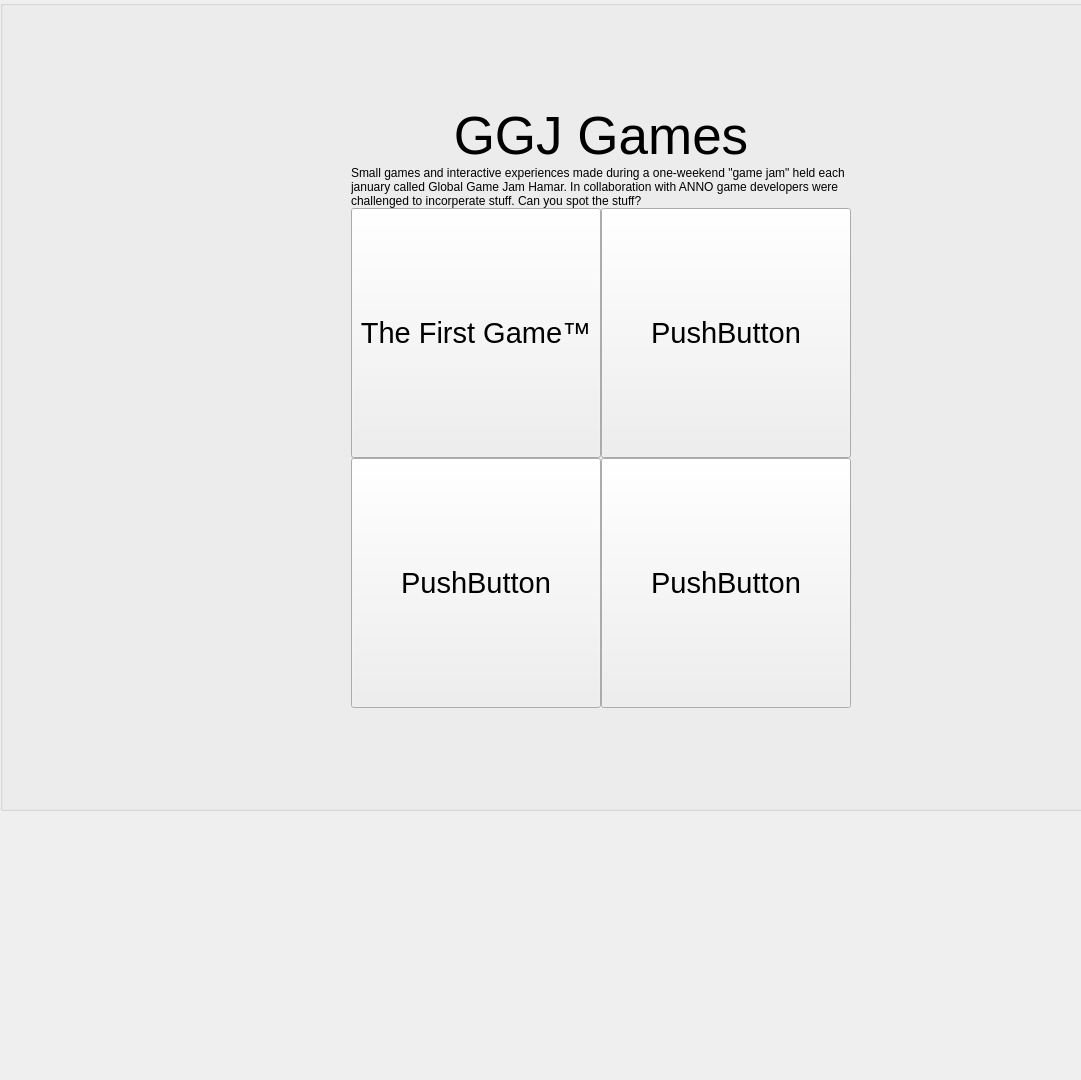
The window that widget.ui (AnetteRana/ExhibitLauncher) describes before a commit, drawn with Qt 5.
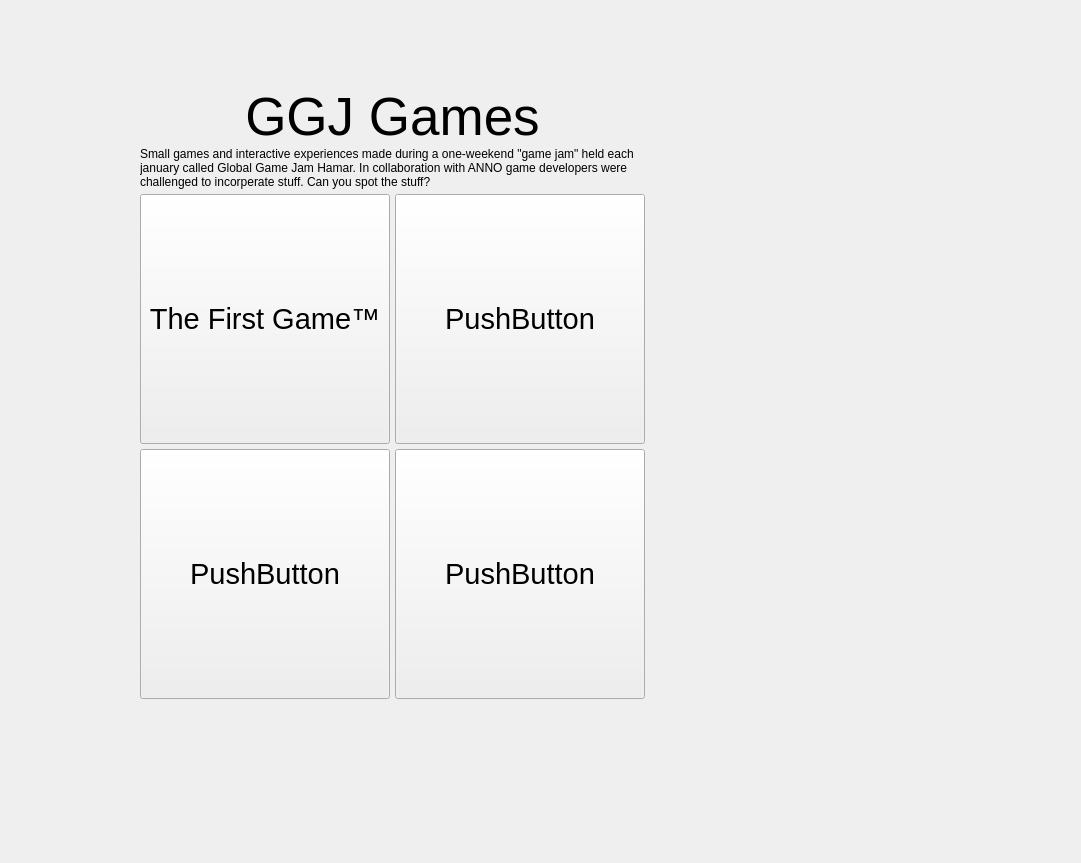
The same window after the commit.

Commit message: ui adjustment, but not centered yet

```diff
--- a/widget.ui
+++ b/widget.ui
@@ -7,7 +7,7 @@
     <x>0</x>
     <y>0</y>
     <width>1081</width>
-    <height>1080</height>
+    <height>863</height>
    </rect>
   </property>
   <property name="sizePolicy">
@@ -22,66 +22,33 @@
   <property name="layoutDirection">
    <enum>Qt::LayoutDirection::LeftToRight</enum>
   </property>
-  <widget class="QGroupBox" name="horizontalLayout_andGroupBox">
-   <property name="enabled">
-    <bool>true</bool>
-   </property>
+  <widget class="QWidget" name="horizontalLayoutWidget">
    <property name="geometry">
     <rect>
-     <x>0</x>
-     <y>0</y>
-     <width>1201</width>
-     <height>811</height>
+     <x>10</x>
+     <y>10</y>
+     <width>766</width>
+     <height>771</height>
     </rect>
    </property>
-   <property name="sizePolicy">
-    <sizepolicy hsizetype="Preferred" vsizetype="Preferred">
-     <horstretch>0</horstretch>
-     <verstretch>0</verstretch>
-    </sizepolicy>
-   </property>
-   <property name="minimumSize">
-    <size>
-     <width>100</width>
-     <height>100</height>
-    </size>
-   </property>
-   <property name="maximumSize">
-    <size>
-     <width>16777215</width>
-     <height>16777215</height>
-    </size>
-   </property>
-   <property name="layoutDirection">
-    <enum>Qt::LayoutDirection::LeftToRight</enum>
-   </property>
-   <property name="alignment">
-    <set>Qt::AlignmentFlag::AlignCenter</set>
-   </property>
-   <layout class="QHBoxLayout" name="horizontalLayout_3">
+   <layout class="QHBoxLayout" name="horizontalLayout">
     <property name="spacing">
      <number>0</number>
     </property>
     <property name="sizeConstraint">
-     <enum>QLayout::SizeConstraint::SetMaximumSize</enum>
-    </property>
-    <property name="leftMargin">
-     <number>0</number>
-    </property>
-    <property name="topMargin">
-     <number>0</number>
+     <enum>QLayout::SizeConstraint::SetDefaultConstraint</enum>
     </property>
     <property name="rightMargin">
      <number>0</number>
     </property>
-    <property name="bottomMargin">
-     <number>0</number>
-    </property>
     <item>
      <spacer name="horizontalSpacer_left">
       <property name="orientation">
        <enum>Qt::Orientation::Horizontal</enum>
       </property>
+      <property name="sizeType">
+       <enum>QSizePolicy::Policy::Maximum</enum>
+      </property>
       <property name="sizeHint" stdset="0">
        <size>
         <width>40</width>
@@ -92,6 +59,9 @@
     </item>
     <item>
      <layout class="QVBoxLayout" name="verticalLayout_box">
+      <property name="spacing">
+       <number>0</number>
+      </property>
       <item>
        <spacer name="verticalSpacer_top">
         <property name="orientation">
@@ -134,8 +104,83 @@
        </widget>
       </item>
       <item>
-       <layout class="QHBoxLayout" name="horizontalLayout_top">
-        <item>
+       <layout class="QGridLayout" name="gridLayout" columnminimumwidth="0,0,0">
+        <property name="leftMargin">
+         <number>0</number>
+        </property>
+        <property name="topMargin">
+         <number>5</number>
+        </property>
+        <property name="rightMargin">
+         <number>0</number>
+        </property>
+        <property name="bottomMargin">
+         <number>5</number>
+        </property>
+        <property name="spacing">
+         <number>5</number>
+        </property>
+        <item row="1" column="1">
+         <widget class="QPushButton" name="pushButton_4">
+          <property name="sizePolicy">
+           <sizepolicy hsizetype="Fixed" vsizetype="Fixed">
+            <horstretch>0</horstretch>
+            <verstretch>0</verstretch>
+           </sizepolicy>
+          </property>
+          <property name="minimumSize">
+           <size>
+            <width>250</width>
+            <height>250</height>
+           </size>
+          </property>
+          <property name="maximumSize">
+           <size>
+            <width>250</width>
+            <height>250</height>
+           </size>
+          </property>
+          <property name="font">
+           <font>
+            <pointsize>22</pointsize>
+           </font>
+          </property>
+          <property name="text">
+           <string>PushButton</string>
+          </property>
+         </widget>
+        </item>
+        <item row="1" column="0">
+         <widget class="QPushButton" name="pushButton_3">
+          <property name="sizePolicy">
+           <sizepolicy hsizetype="Fixed" vsizetype="Fixed">
+            <horstretch>0</horstretch>
+            <verstretch>0</verstretch>
+           </sizepolicy>
+          </property>
+          <property name="minimumSize">
+           <size>
+            <width>250</width>
+            <height>250</height>
+           </size>
+          </property>
+          <property name="maximumSize">
+           <size>
+            <width>250</width>
+            <height>250</height>
+           </size>
+          </property>
+          <property name="font">
+           <font>
+            <pointsize>22</pointsize>
+           </font>
+          </property>
+          <property name="text">
+           <string>PushButton</string>
+          </property>
+         </widget>
+        </item>
+        <item row="0" column="0">
          <widget class="QPushButton" name="pushButton_1">
           <property name="sizePolicy">
            <sizepolicy hsizetype="Fixed" vsizetype="Fixed">
@@ -165,7 +210,7 @@
           </property>
          </widget>
         </item>
-        <item>
+        <item row="0" column="1">
          <widget class="QPushButton" name="pushButton_2">
           <property name="sizePolicy">
            <sizepolicy hsizetype="Fixed" vsizetype="Fixed">
@@ -198,71 +243,7 @@
        </layout>
       </item>
       <item>
-       <layout class="QHBoxLayout" name="horizontalLayout_bottom">
-        <item>
-         <widget class="QPushButton" name="pushButton_3">
-          <property name="sizePolicy">
-           <sizepolicy hsizetype="Fixed" vsizetype="Fixed">
-            <horstretch>0</horstretch>
-            <verstretch>0</verstretch>
-           </sizepolicy>
-          </property>
-          <property name="minimumSize">
-           <size>
-            <width>250</width>
-            <height>250</height>
-           </size>
-          </property>
-          <property name="maximumSize">
-           <size>
-            <width>250</width>
-            <height>250</height>
-           </size>
-          </property>
-          <property name="font">
-           <font>
-            <pointsize>22</pointsize>
-           </font>
-          </property>
-          <property name="text">
-           <string>PushButton</string>
-          </property>
-         </widget>
-        </item>
-        <item>
-         <widget class="QPushButton" name="pushButton_4">
-          <property name="sizePolicy">
-           <sizepolicy hsizetype="Fixed" vsizetype="Fixed">
-            <horstretch>0</horstretch>
-            <verstretch>0</verstretch>
-           </sizepolicy>
-          </property>
-          <property name="minimumSize">
-           <size>
-            <width>250</width>
-            <height>250</height>
-           </size>
-          </property>
-          <property name="maximumSize">
-           <size>
-            <width>250</width>
-            <height>250</height>
-           </size>
-          </property>
-          <property name="font">
-           <font>
-            <pointsize>22</pointsize>
-           </font>
-          </property>
-          <property name="text">
-           <string>PushButton</string>
-          </property>
-         </widget>
-        </item>
-       </layout>
-      </item>
-      <item>
-       <spacer name="verticalSpacer">
+       <spacer name="verticalSpacer_bottom">
         <property name="orientation">
          <enum>Qt::Orientation::Vertical</enum>
         </property>
@@ -281,6 +262,9 @@
       <property name="orientation">
        <enum>Qt::Orientation::Horizontal</enum>
       </property>
+      <property name="sizeType">
+       <enum>QSizePolicy::Policy::Maximum</enum>
+      </property>
       <property name="sizeHint" stdset="0">
        <size>
         <width>40</width>
```
The commit also changes 1 other file.
